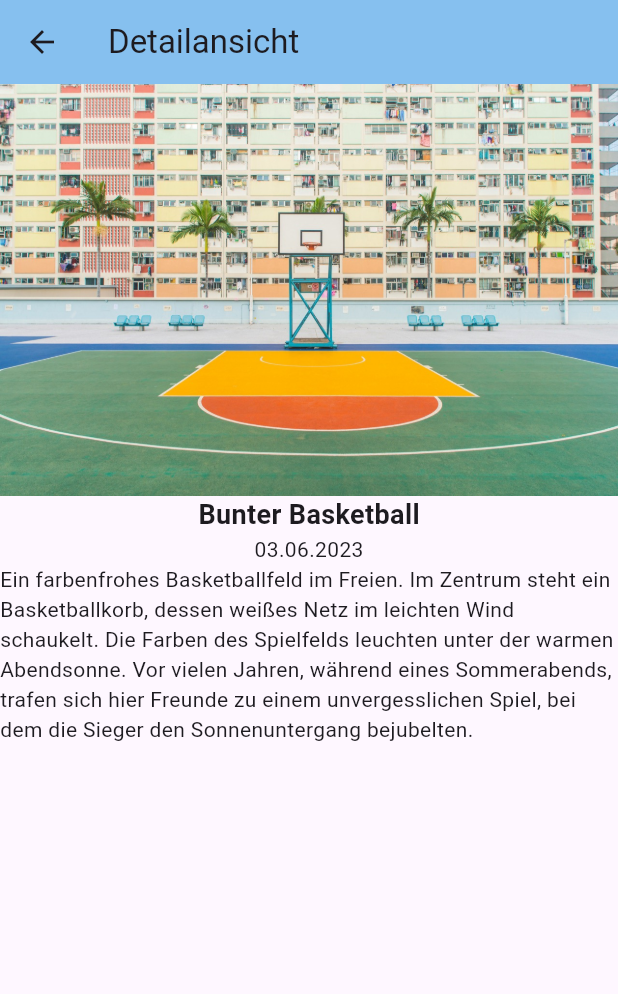
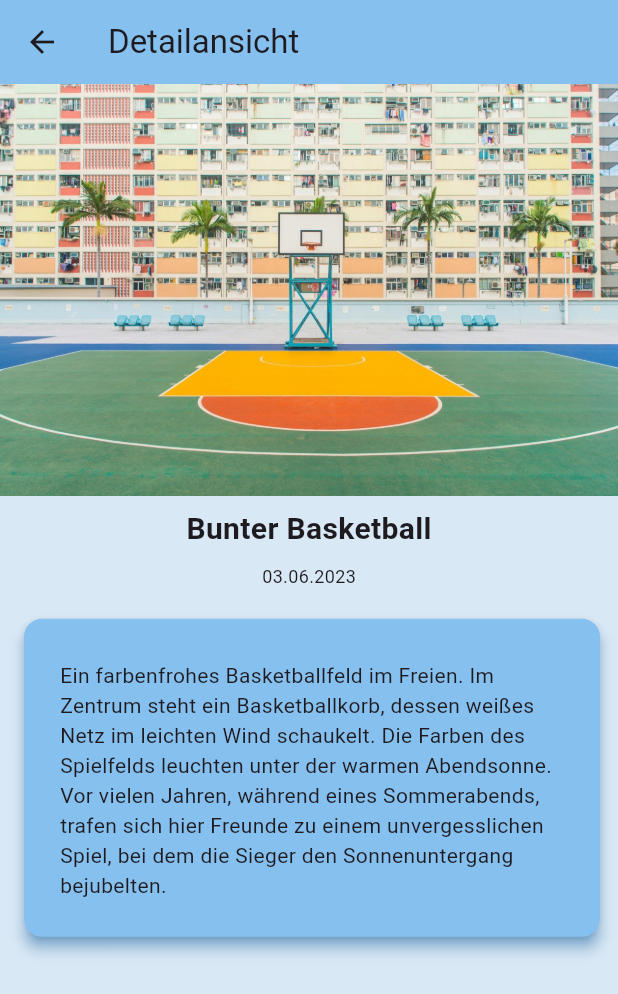
Before and after one commit to Makuz87/bilder_app_projekt, a Flutter app: the screen it shows after launch, after a tap on "Bunter Basketball", on a phone screen of 412 x 824 dp. Shown: the top 994 px of the screen. Run offline on Flutter 3.47's test engine with Material 3 defaults, Android fonts, the phone set to English and light mode, and no system bars.

Commit message:
added card to imageDiscription

```diff
--- a/lib/main_screen.dart
+++ b/lib/main_screen.dart
@@ -44,7 +44,7 @@ class _MainScreenState extends State<MainScreen> {
               title: Text(
                 "Bilder App",
                 style: TextStyle(
-                  fontWeight: FontWeight.w900,
+                  fontWeight: FontWeight.w600,
                   letterSpacing: 0.5,
                   color: Color.fromARGB(255, 4, 46, 99),
                   shadows: [
--- a/lib/pages/about_me_page.dart
+++ b/lib/pages/about_me_page.dart
@@ -7,7 +7,8 @@ class AboutMePage extends StatelessWidget {
 
   @override
   Widget build(BuildContext context) {
-    return Center(
+    return SingleChildScrollView(
+      child: Center(
         child: Padding(
           padding: EdgeInsets.fromLTRB(12, 16, 12, 12),
           child: Column(
@@ -31,6 +32,7 @@ class AboutMePage extends StatelessWidget {
             ],
           ),
         ),
+      ),
     );
   }
 }
--- a/lib/pages/details_page.dart
+++ b/lib/pages/details_page.dart
@@ -9,12 +9,14 @@ class DetailsPage extends StatelessWidget {
   @override
   Widget build(BuildContext context) {
     return Scaffold(
+      backgroundColor: const Color.fromARGB(255, 217, 232, 245),
       appBar: AppBar(
         title: Text("Detailansicht"),
         backgroundColor: const Color.fromARGB(255, 134, 192, 239),
       ),
       body: SingleChildScrollView(
         child: Column(
+          spacing: 8,
           children: [
             Image.asset(
               item.imagePath,
@@ -22,12 +24,28 @@ class DetailsPage extends StatelessWidget {
             Text(
               item.imageTitle,
               style: TextStyle(
-                fontSize: 18,
+                fontSize: 20,
                 fontWeight: FontWeight.w700,
               ),
             ),
-            Text(item.imageDate),
-            Text(item.imageDescription),
+            Text(
+              item.imageDate,
+              style: TextStyle(
+                fontSize: 12,
+              ),
+            ),
+            Padding(
+              padding: EdgeInsets.fromLTRB(12, 8, 8, 12),
+              child: Card(
+                elevation: 4,
+                shadowColor: Colors.blue,
+                color: const Color.fromARGB(255, 134, 192, 239),
+                child: Padding(
+                  padding: EdgeInsets.fromLTRB(24, 28, 28, 24),
+                  child: Text(item.imageDescription),
+                ),
+              ),
+            ),
           ],
         ),
       ),
```
Lines whose indentation alone changed are shown as unchanged.
